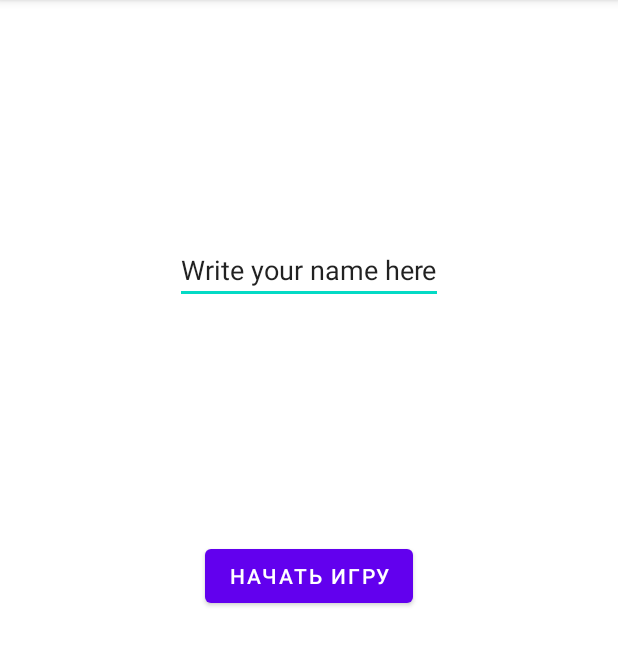
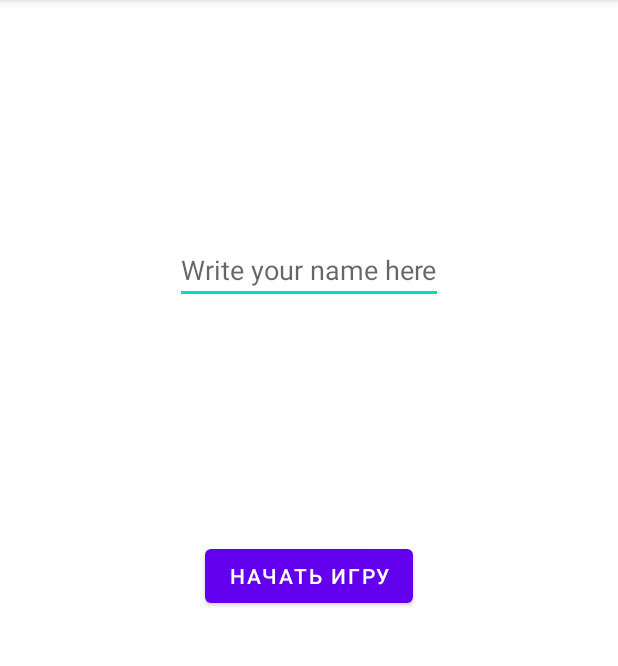
Before and after one commit to kkaaef/Chingachuks, an Android app: the screen it shows after launch (MainPageActivity), on a phone screen of 412 x 824 dp, the part 84-750 px from its top. Run offline under Robolectric (Android 15) with nearby library versions, the phone set to English and light mode, and no system bars.

Commit message:
fixed name in second page

```diff
--- a/app/src/main/res/layout/main_page.xml
+++ b/app/src/main/res/layout/main_page.xml
@@ -22,7 +22,7 @@
         android:id="@+id/name"
         android:layout_width="wrap_content"
         android:layout_height="wrap_content"
-        android:text="Write your name here"
+        android:hint="Write your name here"
         app:layout_constraintBottom_toTopOf="@+id/playButton"
         app:layout_constraintEnd_toEndOf="parent"
         app:layout_constraintStart_toStartOf="parent"
```
Also changed, not shown: app/src/main/java/com/example/chin_ga_chuks/MainActivity.kt (+13 -8 lines).
